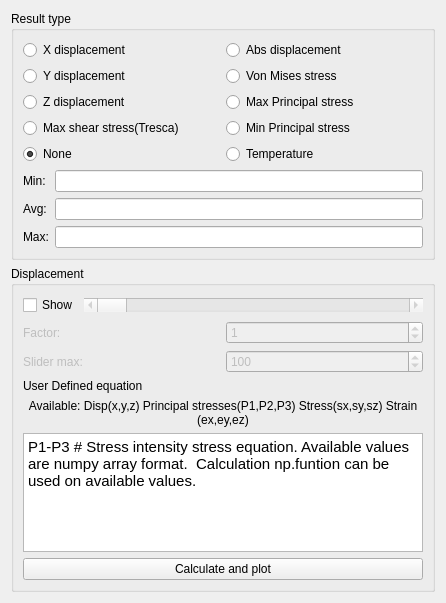
This is src/Mod/Fem/TaskPanelShowResult.ui in berndhahnebach/All_FreeCAD as Qt 5 draws it before an edit. The edited form follows.
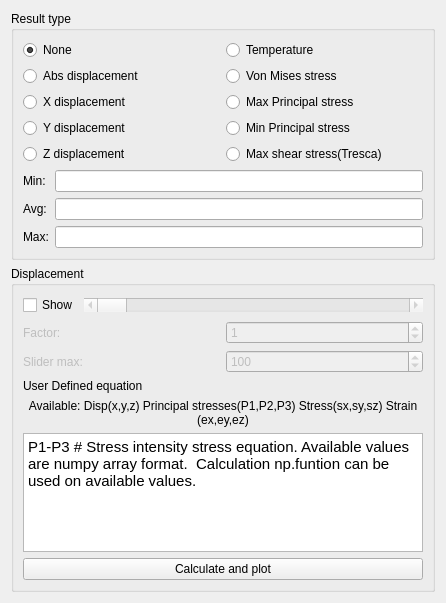
This is the edited form. Custom widgets are drawn as their Qt base class.

Commit message: FEM: result task panel ui, reorder result radio buttons

Diff of the .ui file:
```diff
--- a/src/Mod/Fem/TaskPanelShowResult.ui
+++ b/src/Mod/Fem/TaskPanelShowResult.ui
@@ -24,49 +24,28 @@
        <layout class="QVBoxLayout" name="verticalLayout">
         <item>
          <layout class="QGridLayout" name="gridLayout">
+          <item row="4" column="0">
+           <widget class="QRadioButton" name="rb_z_displacement">
+            <property name="text">
+             <string>Z displacement</string>
+            </property>
+           </widget>
+          </item>
           <item row="3" column="0">
-           <widget class="QRadioButton" name="rb_max_shear_stress">
-            <property name="text">
-             <string>Max shear stress(Tresca)</string>
-            </property>
-           </widget>
-          </item>
-          <item row="1" column="0">
            <widget class="QRadioButton" name="rb_y_displacement">
             <property name="text">
              <string>Y displacement</string>
             </property>
            </widget>
           </item>
-          <item row="0" column="0">
+          <item row="2" column="0">
            <widget class="QRadioButton" name="rb_x_displacement">
             <property name="text">
              <string>X displacement</string>
             </property>
            </widget>
           </item>
-          <item row="2" column="0">
-           <widget class="QRadioButton" name="rb_z_displacement">
-            <property name="text">
-             <string>Z displacement</string>
-            </property>
-           </widget>
-          </item>
-          <item row="1" column="1">
-           <widget class="QRadioButton" name="rb_vm_stress">
-            <property name="text">
-             <string>Von Mises stress</string>
-            </property>
-           </widget>
-          </item>
-          <item row="2" column="1">
-           <widget class="QRadioButton" name="rb_maxprin">
-            <property name="text">
-             <string>Max Principal stress</string>
-            </property>
-           </widget>
-          </item>
-          <item row="4" column="0">
+          <item row="0" column="0">
            <widget class="QRadioButton" name="rb_none">
             <property name="text">
              <string>None</string>
@@ -76,13 +55,20 @@
             </property>
            </widget>
           </item>
-          <item row="0" column="1">
+          <item row="1" column="0">
            <widget class="QRadioButton" name="rb_abs_displacement">
             <property name="text">
              <string>Abs displacement</string>
             </property>
            </widget>
           </item>
+          <item row="4" column="1">
+           <widget class="QRadioButton" name="rb_max_shear_stress">
+            <property name="text">
+             <string>Max shear stress(Tresca)</string>
+            </property>
+           </widget>
+          </item>
           <item row="3" column="1">
            <widget class="QRadioButton" name="rb_minprin">
             <property name="text">
@@ -90,7 +76,21 @@
             </property>
            </widget>
           </item>
-          <item row="4" column="1">
+          <item row="2" column="1">
+           <widget class="QRadioButton" name="rb_maxprin">
+            <property name="text">
+             <string>Max Principal stress</string>
+            </property>
+           </widget>
+          </item>
+          <item row="1" column="1">
+           <widget class="QRadioButton" name="rb_vm_stress">
+            <property name="text">
+             <string>Von Mises stress</string>
+            </property>
+           </widget>
+          </item>
+          <item row="0" column="1">
            <widget class="QRadioButton" name="rb_temperature">
             <property name="text">
              <string>Temperature</string>
```
Left out of the diff: 4 changed lines with no effect on the pictures.
